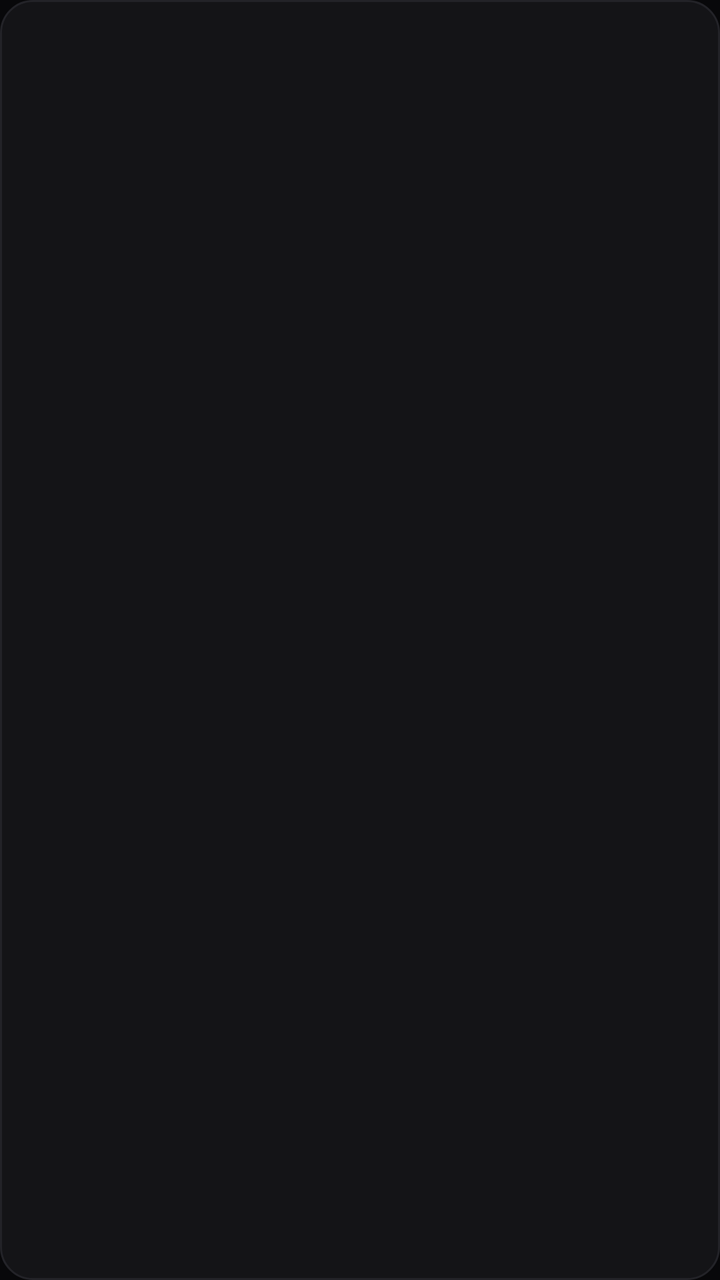
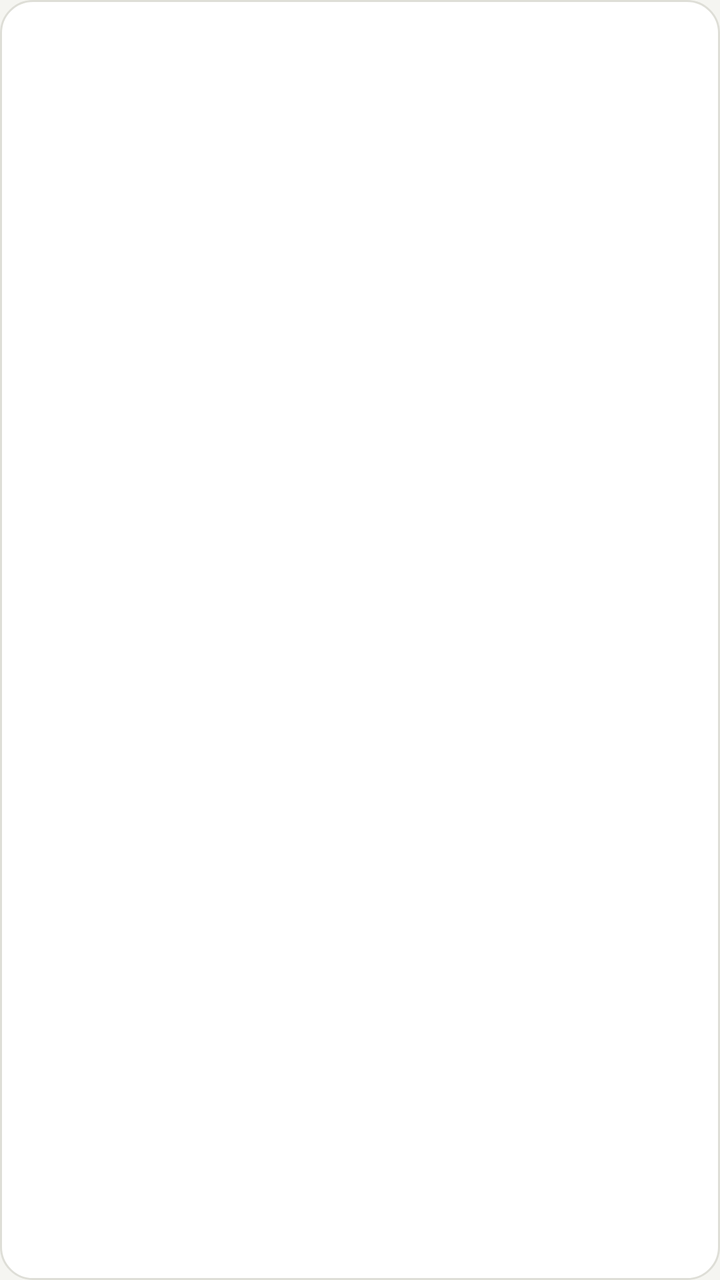

An Android layout rendered at two revisions. The XML below is the earlier revision; the diff shows what the commit changed to produce the second picture.
<!-- AndroidManifest.xml: application theme Theme.TextCtrl -->
<!-- res/layout/widget_chat_row.xml -->
<?xml version="1.0" encoding="utf-8"?>
<LinearLayout xmlns:android="http://schemas.android.com/apk/res/android"
    android:id="@+id/row_root"
    android:layout_width="match_parent"
    android:layout_height="wrap_content"
    android:layout_marginBottom="6dp"
    android:background="@drawable/widget_card"
    android:gravity="center_vertical"
    android:orientation="horizontal"
    android:paddingStart="12dp"
    android:paddingTop="8dp"
    android:paddingEnd="12dp"
    android:paddingBottom="8dp">

    <LinearLayout
        android:layout_width="0dp"
        android:layout_height="wrap_content"
        android:layout_weight="1"
        android:orientation="vertical">

        <TextView
            android:id="@+id/row_name"
            android:layout_width="match_parent"
            android:layout_height="wrap_content"
            android:ellipsize="end"
            android:fontFamily="sans-serif-medium"
            android:maxLines="1"
            android:textColor="#FFF4F4F2"
            android:textSize="14sp" />

        <TextView
            android:id="@+id/row_snippet"
            android:layout_width="match_parent"
            android:layout_height="wrap_content"
            android:ellipsize="end"
            android:maxLines="1"
            android:textColor="#FFA3A3AB"
            android:textSize="12sp" />
    </LinearLayout>

    <TextView
        android:id="@+id/row_time"
        android:layout_width="wrap_content"
        android:layout_height="wrap_content"
        android:layout_marginStart="8dp"
        android:textColor="#FFA3A3AB"
        android:textSize="11sp" />

    <ImageView
        android:id="@+id/row_unread"
        android:layout_width="10dp"
        android:layout_height="10dp"
        android:layout_marginStart="8dp"
        android:contentDescription="@null"
        android:src="@drawable/widget_unread_dot"
        android:visibility="gone" />
</LinearLayout>
<!-- resources referenced by this layout -->
<resources>
  <!-- drawable widget_card (drawable) -->
  <?xml version="1.0" encoding="utf-8"?>
  <shape xmlns:android="http://schemas.android.com/apk/res/android" android:shape="rectangle">
      <solid android:color="#FF141417" />
      <corners android:radius="16dp" />
      <stroke android:width="1dp" android:color="#FF232328" />
  </shape>
  <!-- drawable widget_unread_dot (drawable) -->
  <?xml version="1.0" encoding="utf-8"?>
  <shape xmlns:android="http://schemas.android.com/apk/res/android" android:shape="rectangle">
      <solid android:color="#FFB48CFF" />
      <corners android:radius="2dp" />
      <size android:width="8dp" android:height="8dp" />
  </shape>
  <style name="Theme.TextCtrl" parent="android:Theme.Material.NoActionBar">
          <item name="android:windowBackground">@color/window_bg</item>
          <item name="android:statusBarColor">@android:color/transparent</item>
          <item name="android:navigationBarColor">@android:color/transparent</item>
          <item name="android:windowLightStatusBar">false</item>
      </style>
  <color name="window_bg">#FF08080A</color>
</resources>

<!-- the commit's change to res/layout/widget_chat_row.xml (unified diff, before → after) -->
@@ -25,7 +25,7 @@
             android:ellipsize="end"
             android:fontFamily="sans-serif-medium"
             android:maxLines="1"
-            android:textColor="#FFF4F4F2"
+            android:textColor="@color/widget_text"
             android:textSize="14sp" />
 
         <TextView
@@ -34,7 +34,7 @@
             android:layout_height="wrap_content"
             android:ellipsize="end"
             android:maxLines="1"
-            android:textColor="#FFA3A3AB"
+            android:textColor="@color/widget_muted"
             android:textSize="12sp" />
     </LinearLayout>
 
@@ -43,7 +43,7 @@
         android:layout_width="wrap_content"
         android:layout_height="wrap_content"
         android:layout_marginStart="8dp"
-        android:textColor="#FFA3A3AB"
+        android:textColor="@color/widget_muted"
         android:textSize="11sp" />
 
     <ImageView
<!-- resource entries referenced after the edit -->
@@ -1,25 +1,31 @@
 <!-- resources referenced by this layout -->
 <resources>
+  <color name="widget_muted">#FF5C5C64</color>
+  <color name="widget_text">#FF0B0B0D</color>
   <!-- drawable widget_card (drawable) -->
   <?xml version="1.0" encoding="utf-8"?>
   <shape xmlns:android="http://schemas.android.com/apk/res/android" android:shape="rectangle">
-      <solid android:color="#FF141417" />
+      <solid android:color="@color/widget_card" />
       <corners android:radius="16dp" />
-      <stroke android:width="1dp" android:color="#FF232328" />
+      <stroke android:width="1dp" android:color="@color/widget_outline" />
   </shape>
   <!-- drawable widget_unread_dot (drawable) -->
   <?xml version="1.0" encoding="utf-8"?>
   <shape xmlns:android="http://schemas.android.com/apk/res/android" android:shape="rectangle">
-      <solid android:color="#FFB48CFF" />
+      <solid android:color="@color/widget_accent_fill" />
       <corners android:radius="2dp" />
       <size android:width="8dp" android:height="8dp" />
   </shape>
-  <style name="Theme.TextCtrl" parent="android:Theme.Material.NoActionBar">
+  <style name="Theme.TextCtrl" parent="android:Theme.Material.Light.NoActionBar">
           <item name="android:windowBackground">@color/window_bg</item>
           <item name="android:statusBarColor">@android:color/transparent</item>
           <item name="android:navigationBarColor">@android:color/transparent</item>
-          <item name="android:windowLightStatusBar">false</item>
+          <item name="android:windowLightStatusBar">true</item>
+          <item name="android:windowLightNavigationBar">true</item>
       </style>
-  <color name="window_bg">#FF08080A</color>
+  <color name="widget_card">#FFFFFFFF</color>
+  <color name="widget_outline">#FFDEDED7</color>
+  <color name="widget_accent_fill">#FFB48CFF</color>
+  <color name="window_bg">#FFF5F5F1</color>
 </resources>
 
